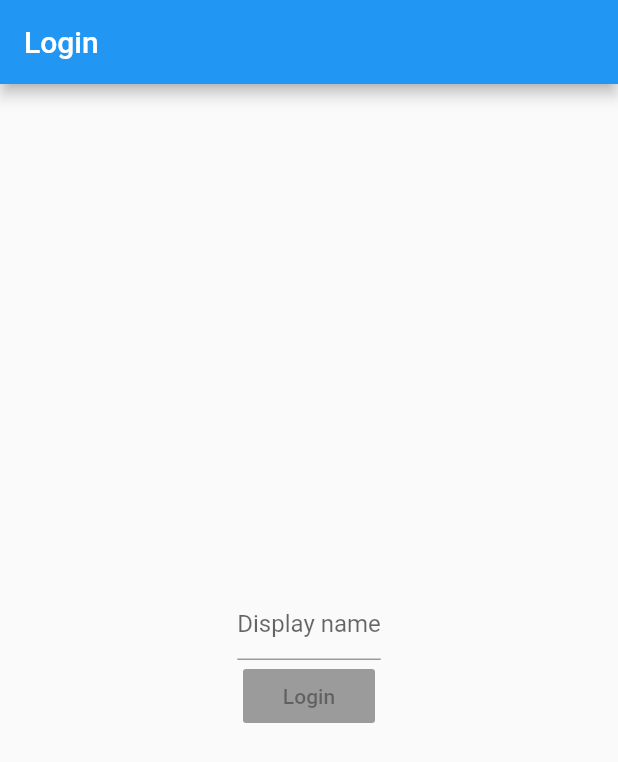
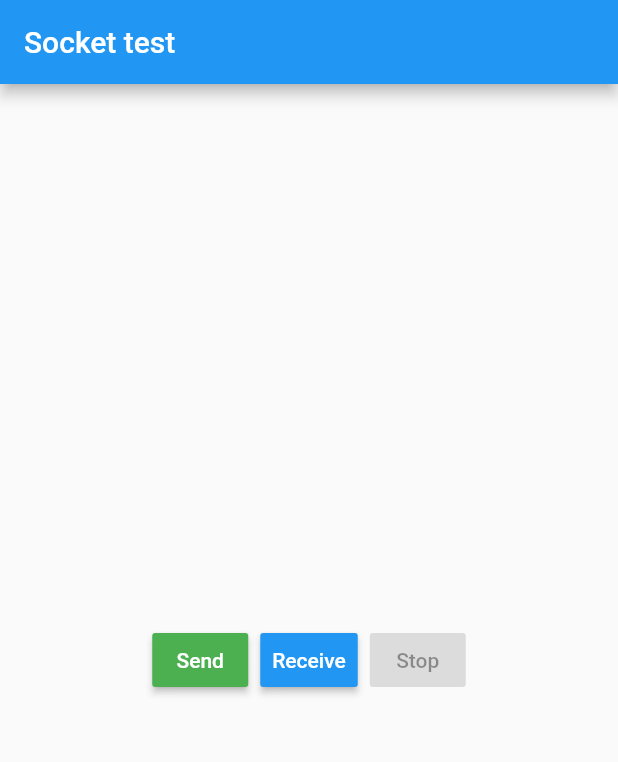
Before and after one commit to mileskrell/video-chat, a Flutter app: the screen it shows after launch, on a phone screen of 412 x 824 dp. Shown: the top 762 px of the screen. Run offline on Flutter 3.47's test engine with Material 2 defaults, Android fonts, the phone set to English and light mode, and no system bars; our stand-ins replace connectivity; missing offline and left inert: get_ip.

Commit message:
Add SocketTestPage
We should be able to use sockets for WebRTC signaling

```diff
--- a/lib/main.dart
+++ b/lib/main.dart
@@ -1,5 +1,6 @@
 import 'package:flutter/material.dart';
 import 'package:video_chat/login_page.dart';
+import 'package:video_chat/socket_test_page.dart';
 
 void main() => runApp(MyApp());
 
@@ -11,7 +12,7 @@ class MyApp extends StatelessWidget {
       theme: ThemeData(
         primarySwatch: Colors.blue,
       ),
-      home: LoginPage(),
+      home: SocketTestPage(),
     );
   }
 }
--- /dev/null
+++ b/lib/socket_test_page.dart
@@ -0,0 +1,158 @@
+import 'dart:io';
+
+import 'package:flutter/material.dart';
+import 'package:get_ip/get_ip.dart';
+
+class SocketTestPage extends StatefulWidget {
+  @override
+  State<StatefulWidget> createState() => _SocketTestPageState();
+}
+
+class _SocketTestPageState extends State<SocketTestPage> {
+  SocketState socketState = SocketState.STOPPED;
+  Socket socket;
+  ServerSocket serverSocket;
+
+  String ownIPAddress = "z"; // dummy value because it can't be "" or null
+  String otherIPAddress;
+
+  String sendText;
+  String messageText;
+
+  final controller = TextEditingController();
+
+  @override
+  Widget build(BuildContext context) {
+    return Scaffold(
+      appBar: AppBar(
+        title: Text("Socket test"),
+      ),
+      body: Column(
+        mainAxisAlignment: MainAxisAlignment.center,
+        crossAxisAlignment: CrossAxisAlignment.center,
+        children: <Widget>[
+          ButtonBar(
+            alignment: MainAxisAlignment.center,
+            children: <Widget>[
+              RaisedButton(
+                color: Colors.green,
+                child: Text("Send"),
+                onPressed: socketState == SocketState.SENDING
+                    ? null
+                    : () {
+                        serverSocket?.close();
+                        setState(() => socketState = SocketState.SENDING);
+                      },
+              ),
+              RaisedButton(
+                color: Colors.blue,
+                child: Text("Receive"),
+                onPressed: socketState == SocketState.RECEIVING
+                    ? null
+                    : () async {
+                        updateOwnIP();
+
+                        socket?.destroy();
+                        socket = null; // Because we check whether it's null or not later on.
+                        // TODO: Fix the UI so we're not doing that
+                        setState(() => socketState = SocketState.RECEIVING);
+                        serverSocket?.close();
+                        final ss = await ServerSocket.bind(
+                          InternetAddress.anyIPv4,
+                          PORT,
+                        );
+                        ss.listen((socket) {
+                          socket.listen((data) {
+                            setState(() {
+                              messageText = String.fromCharCodes(data).trim();
+                            });
+                          });
+                        });
+                        setState(() {
+                          this.serverSocket = ss;
+                        });
+                      },
+              ),
+              RaisedButton(
+                color: Colors.red,
+                child: Text("Stop"),
+                onPressed: socketState == SocketState.STOPPED
+                    ? null
+                    : () {
+                        serverSocket?.close();
+                        socket?.destroy();
+                        socket = null;
+                        setState(() => socketState = SocketState.STOPPED);
+                      },
+              ),
+            ],
+          ),
+          socketState == SocketState.SENDING
+              ? Column(
+                  children: <Widget>[
+                    IntrinsicWidth(
+                      child: TextField(
+                        decoration: InputDecoration(hintText: "IP address"),
+                        onChanged: (input) =>
+                            setState(() => otherIPAddress = input),
+                      ),
+                    ),
+                    IntrinsicWidth(
+                      child: TextField(
+                        controller: controller,
+                        decoration: InputDecoration(hintText: "Message text"),
+                        onChanged: (input) => setState(() => sendText = input),
+                      ),
+                    ),
+                    Builder(
+                      builder: (context) => RaisedButton(
+                        child: Text("Send message"),
+                        onPressed: () async {
+                          socket ??= await Socket.connect(otherIPAddress, PORT);
+                          socket.write(sendText + "\n");
+                          Scaffold.of(context).showSnackBar(
+                            SnackBar(content: Text("Message sent!")),
+                          );
+                          controller.clear();
+                          setState(() => sendText = null);
+                        },
+                      ),
+                    )
+                  ],
+                )
+              : socketState == SocketState.RECEIVING
+                  ? Column(
+                      children: <Widget>[
+                        Padding(
+                          padding: EdgeInsets.all(8),
+                          child: Text(
+                            ownIPAddress == "z"
+                                ? "Determining your IP address..."
+                                : "Your IP address: $ownIPAddress",
+                            style: TextStyle(fontWeight: FontWeight.bold),
+                          ),
+                        ),
+                        Text(messageText ?? "latest message will appear here"),
+                      ],
+                    )
+                  : Container(),
+        ],
+      ),
+    );
+  }
+
+  void updateOwnIP() async {
+    // This seems to return an empty string when not connected, but the docs say
+    // it can also return null.
+    var ip = await GetIp.ipAddress;
+    setState(() => ownIPAddress = ip);
+  }
+}
+
+enum SocketState {
+  SENDING,
+  RECEIVING,
+  STOPPED,
+}
+
+const PORT = 5656;
```
